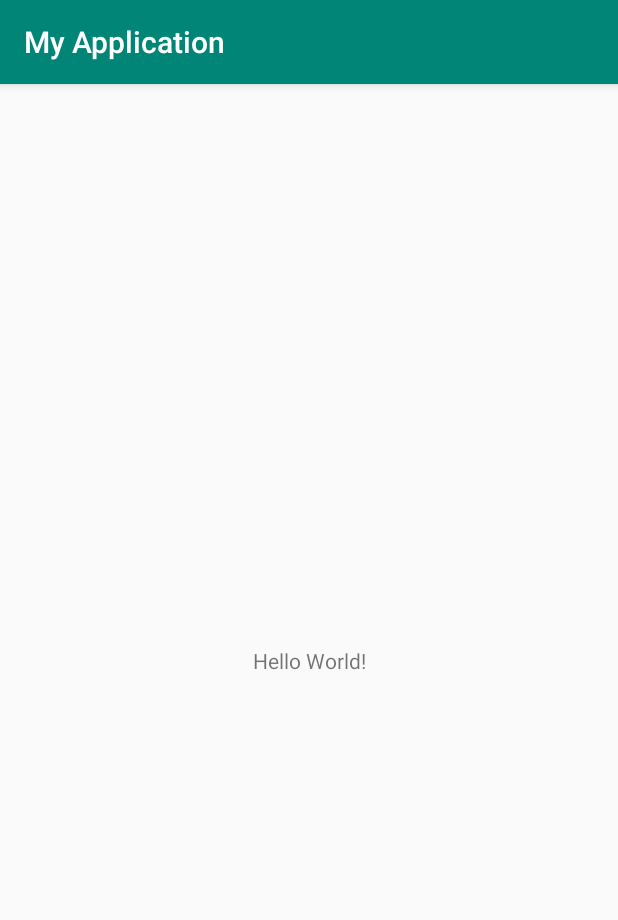
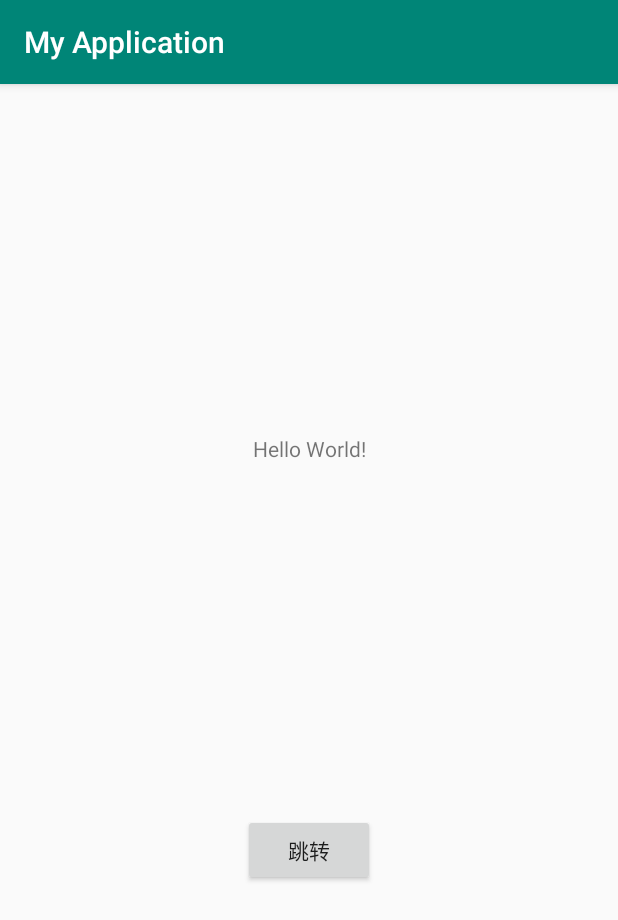
Before and after one commit to GthanosAI/time-plugin, an Android app: the screen it shows after launch (MainActivity), on a phone screen of 412 x 824 dp. Shown: the top 920 px of the screen. Run offline under Robolectric (Android 15) with nearby library versions, the phone set to English and light mode, and no system bars.

Commit message:
add demo

```diff
--- a/app/build.gradle
+++ b/app/build.gradle
@@ -1,5 +1,6 @@
 apply plugin: 'com.android.application'
 apply plugin: 'time-plugin'
+
 android {
     rootProject.ext.setDefaultConfig project
 
@@ -34,7 +35,7 @@ dependencies {
     implementation rootProject.ext.supportDependencies.constraint_layout
 
 
-    implementation 'com.ifog:PerformanceDebuger:1.0.0'
+    implementation 'com.ifog:PerformanceDebuger:1.0.2'
 
     testImplementation 'junit:junit:4.12'
     androidTestImplementation 'com.android.support.test:runner:1.0.2'
--- a/app/src/main/AndroidManifest.xml
+++ b/app/src/main/AndroidManifest.xml
@@ -3,12 +3,12 @@
     package="com.ifog.myapplication">
 
     <application
+        android:name=".MainApplication"
         android:allowBackup="true"
         android:icon="@mipmap/ic_launcher"
         android:label="@string/app_name"
         android:roundIcon="@mipmap/ic_launcher_round"
         android:supportsRtl="true"
-        android:name=".MainApplication"
         android:theme="@style/AppTheme">
         <activity android:name=".MainActivity">
             <intent-filter>
@@ -17,6 +17,8 @@
                 <category android:name="android.intent.category.LAUNCHER" />
             </intent-filter>
         </activity>
+
+        <activity android:name=".SecondActivity" />
     </application>
 
 </manifest>
--- a/app/src/main/java/com/ifog/myapplication/MainActivity.java
+++ b/app/src/main/java/com/ifog/myapplication/MainActivity.java
@@ -1,7 +1,9 @@
 package com.ifog.myapplication;
 
+import android.content.Intent;
 import android.os.Bundle;
 import android.support.v7.app.AppCompatActivity;
+import android.view.View;
 
 public class MainActivity extends AppCompatActivity {
 
@@ -9,5 +11,16 @@ public class MainActivity extends AppCompatActivity {
     protected void onCreate(Bundle savedInstanceState) {
         super.onCreate(savedInstanceState);
         setContentView(R.layout.activity_main);
+        initView();
+    }
+
+    private void initView() {
+        findViewById(R.id.btnJump).setOnClickListener(new View.OnClickListener() {
+            @Override
+            public void onClick(View v) {
+                Intent intent = new Intent(MainActivity.this, SecondActivity.class);
+                startActivity(intent);
+            }
+        });
     }
 }
--- a/app/src/main/java/com/ifog/myapplication/MainApplication.java
+++ b/app/src/main/java/com/ifog/myapplication/MainApplication.java
@@ -1,7 +1,10 @@
 package com.ifog.myapplication;
 
 import android.app.Application;
+import android.util.Log;
 
+import com.ifog.timedebug.DebugTime;
+import com.ifog.timedebug.ITimeLogger;
 import com.ifog.timedebug.TimeDebugerManager;
 
 /**
@@ -11,9 +14,18 @@ import com.ifog.timedebug.TimeDebugerManager;
  */
 
 public class MainApplication extends Application {
+
+    @DebugTime
     @Override
     public void onCreate() {
         super.onCreate();
         TimeDebugerManager.isDeug = true;
+
+        TimeDebugerManager.setLogger(new ITimeLogger() {
+            @Override
+            public void logger(String method, long cost) {
+                Log.e("=======AntiTime=======", "#" + method + ":cost:" + cost);
+            }
+        });
     }
 }
--- a/app/src/main/res/layout/activity_main.xml
+++ b/app/src/main/res/layout/activity_main.xml
@@ -7,12 +7,24 @@
     tools:context=".MainActivity">
 
     <TextView
+        android:id="@+id/tvHello"
         android:layout_width="wrap_content"
         android:layout_height="wrap_content"
         android:text="Hello World!"
-        app:layout_constraintBottom_toBottomOf="parent"
+        app:layout_constraintBottom_toTopOf="@+id/btnJump"
         app:layout_constraintLeft_toLeftOf="parent"
         app:layout_constraintRight_toRightOf="parent"
         app:layout_constraintTop_toTopOf="parent" />
 
+
+    <Button
+        android:id="@+id/btnJump"
+        android:layout_width="wrap_content"
+        android:layout_height="wrap_content"
+        android:text="跳转"
+        app:layout_constraintBottom_toBottomOf="parent"
+        app:layout_constraintLeft_toLeftOf="parent"
+        app:layout_constraintRight_toRightOf="parent"
+        app:layout_constraintTop_toBottomOf="@+id/tvHello" />
+
 </android.support.constraint.ConstraintLayout>
--- a/build.gradle
+++ b/build.gradle
@@ -5,16 +5,16 @@ buildscript {
     repositories {
         google()
         jcenter()
+        maven { url 'https://jitpack.io' }
 
     }
 
     dependencies {
         classpath 'com.android.tools.build:gradle:3.0.1'
-        classpath 'com.ifog:time-plugin:1.0.0'
         classpath 'com.github.dcendents:android-maven-gradle-plugin:2.1'
         classpath 'com.jfrog.bintray.gradle:gradle-bintray-plugin:1.8.4'
 
-
+        classpath 'com.ifog:time-plugin:1.0.1'
     }
 }
 
@@ -22,6 +22,7 @@ allprojects {
     repositories {
         google()
         jcenter()
+        maven { url 'https://jitpack.io' }
 
     }
 }
--- a/config.gradle
+++ b/config.gradle
@@ -20,7 +20,7 @@ ext {
     android = [
             compileSdkVersion: 27,
             buildToolsVersion: "27.0.0",
-            minSdkVersion    : 19,
+            minSdkVersion    : 14,
             targetSdkVersion : 27,
             versionCode      : 1,
             versionName      : "1.0"
--- a/plugin/build.gradle
+++ b/plugin/build.gradle
@@ -5,7 +5,7 @@ ext {
     artifact = bintrayName
     libraryName = 'time-plugin'
     libraryDescription = 'A gradle plugin used for time debug'
-    libraryVersion = "1.0.0"
+    libraryVersion = "1.0.1"
 }
 
 dependencies {
--- a/settings.gradle
+++ b/settings.gradle
@@ -1,3 +1,3 @@
 include ':app'
-include ':plugin'
-//include ':timedebug'
+//include ':plugin'
+include ':timedebug'
--- a/timedebug/src/main/java/com/ifog/timedebug/TimeDebugerManager.java
+++ b/timedebug/src/main/java/com/ifog/timedebug/TimeDebugerManager.java
@@ -1,6 +1,7 @@
 package com.ifog.timedebug;
 
 import android.os.Looper;
+import android.os.SystemClock;
 import android.util.Log;
 
 /**
```
Also changed, not shown: app/src/main/java/com/ifog/myapplication/SecondActivity.java (added, +14 -0 lines), timedebug/build.gradle (+1 -24 lines).
